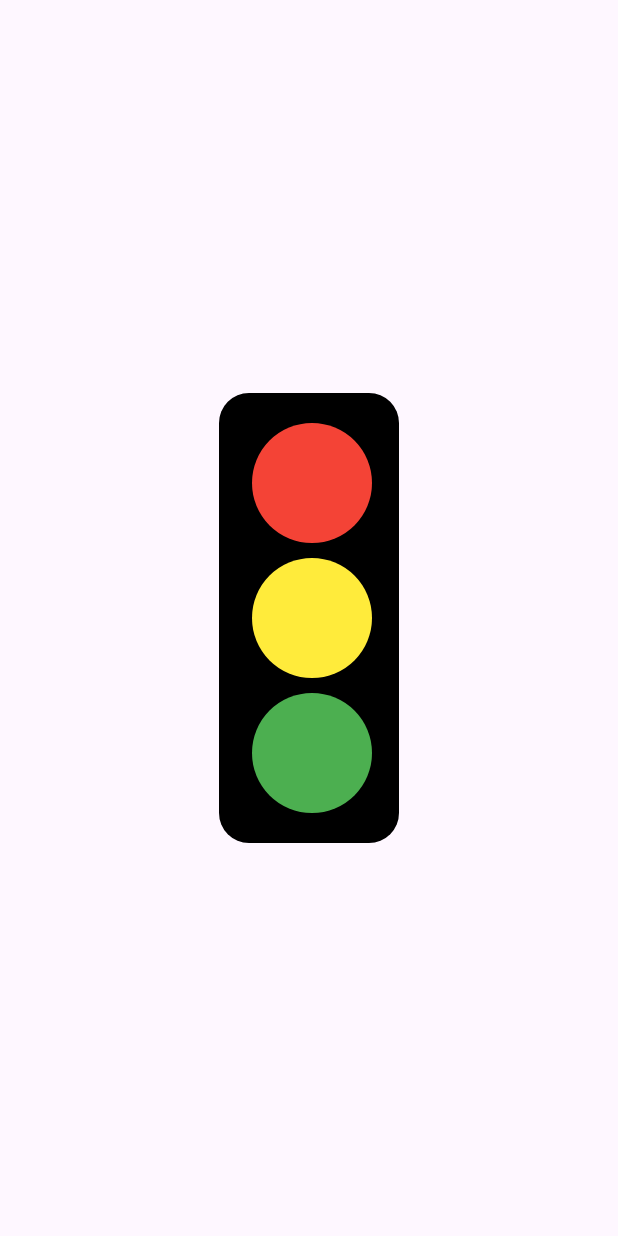
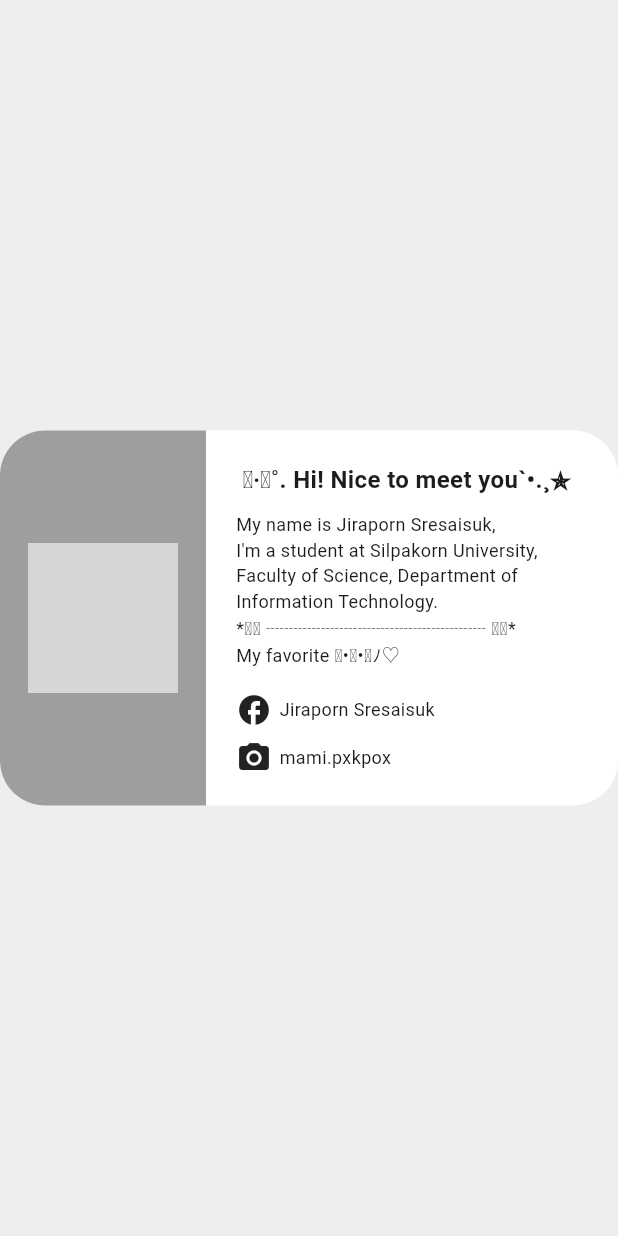
Before and after one commit to NewbiePedngo/first_app, a Flutter app: the screen it shows after launch, on a phone screen of 412 x 824 dp. Run offline on Flutter 3.47's test engine with Material 3 defaults, Android fonts, the phone set to English and light mode, and no system bars; grey boxes are pictures that could not be loaded.

Commit message:
assignment week3

```diff
--- /dev/null
+++ b/lib/MyprofileCard.dart
@@ -0,0 +1,112 @@
+import 'package:flutter/material.dart';
+
+class ProfileCard extends StatelessWidget {
+  const ProfileCard({super.key});
+
+  @override
+  Widget build(BuildContext context) {
+    return Scaffold(
+      backgroundColor: Colors.grey[200],
+      body: Center(
+        child: Container(
+          height: 250,
+          width: 500,
+          decoration: BoxDecoration(
+            color: Colors.white,
+            borderRadius: BorderRadius.circular(30),
+          ),
+          child: Row(
+            children: [
+              Expanded(
+                flex: 1,
+                child: Container(
+                  decoration: BoxDecoration(
+                    color: Colors.grey,
+                    borderRadius: const BorderRadius.only(
+                      topLeft: Radius.circular(30),
+                      bottomLeft: Radius.circular(30),
+                    ),
+                  ),
+                  child: const Center(
+                    child: CircleAvatar(
+                      radius: 50,
+                      backgroundImage: AssetImage('Me.jpg'),
+                    ),
+                  ),
+                ),
+              ),
+
+              Expanded(
+                flex: 2,
+                child: Padding(
+                  padding: const EdgeInsets.all(20.0),
+                  child: Column(
+                    crossAxisAlignment: CrossAxisAlignment.start,
+                    mainAxisAlignment: MainAxisAlignment.center,
+                    children: [
+                      const Text(
+                        " ༉‧₊˚. Hi! Nice to meet you`•.¸✯ ",
+                        style: TextStyle(
+                          fontWeight: FontWeight.bold,
+                          fontSize: 16,
+                        ),
+                      ),
+                      const SizedBox(height: 10),
+                      Expanded(
+                        child: SingleChildScrollView(
+                          child: const Text(
+                            "My name is Jiraporn Sresaisuk,\n"
+                            "I'm a student at Silpakorn University,\n"
+                            "Faculty of Science, Department of Information Technology.\n"
+                            "*୨୧ ┈┈┈┈┈┈┈┈┈┈┈┈ ୨୧*\n"
+                            "My favorite ʕ•ᴥ•ʔﾉ♡\n"
+                            "I enjoy playing games, listening to music, and drawing.\n"
+                            "Not my favorite ʕ ´•̥̥̥ ᴥ•̥̥̥`ʔ\n"
+                            "I don't particularly like insects.",
+                            style: TextStyle(fontSize: 12),
+                          ),
+                        ),
+                      ),
+                      const SizedBox(height: 15),
+                      Column(
+                        crossAxisAlignment: CrossAxisAlignment.start,
+                        children: const [
+                          Column(
+                            crossAxisAlignment: CrossAxisAlignment.start,
+                            children: [
+                              Row(
+                                children: const [
+                                  Icon(Icons.facebook),
+                                  SizedBox(width: 5),
+                                  Text(
+                                    "Jiraporn Sresaisuk",
+                                    style: TextStyle(fontSize: 12),
+                                  ),
+                                ],
+                              ),
+                              SizedBox(height: 8),
+                              Row(
+                                children: const [
+                                  Icon(Icons.camera_alt),
+                                  SizedBox(width: 5),
+                                  Text(
+                                    "mami.pxkpox",
+                                    style: TextStyle(fontSize: 12),
+                                  ),
+                                ],
+                              ),
+                            ],
+                          ),
+                        ],
+                      ),
+                    ],
+                  ),
+                ),
+              ),
+            ],
+          ),
+        ),
+      ),
+    );
+  }
+}
--- /dev/null
+++ b/lib/assignment1.dart
@@ -0,0 +1,16 @@
+import 'package:flutter/material.dart';
+
+class Assignment1 extends StatelessWidget {
+  const Assignment1({super.key});
+
+  @override
+  Widget build(BuildContext context) {
+    return Scaffold(
+      appBar: AppBar(title: Text('A1 '),
+      ),
+      body: Center(
+        child: Text('Assignment1 '),
+      ),
+    );
+  }
+}
--- a/lib/main.dart
+++ b/lib/main.dart
@@ -1,3 +1,6 @@
+import 'package:first_app/MyprofileCard.dart';
+import 'package:first_app/assignment1.dart';
+import 'package:first_app/week3.dart';
 import 'package:flutter/material.dart';
 
 void main() {
@@ -7,89 +10,16 @@ void main() {
 class MyApp extends StatelessWidget {
   const MyApp({super.key});
 
-  // This widget is the root of your application.
   @override
   Widget build(BuildContext context) {
     return MaterialApp(
       title: 'Flutter Demo',
       theme: ThemeData(
-        // This is the theme of your application.
-        //
-        // TRY THIS: Try running your application with "flutter run". You'll see
-        // the application has a purple toolbar. Then, without quitting the app,
-        // try changing the seedColor in the colorScheme below to Colors.green
-        // and then invoke "hot reload" (save your changes or press the "hot
-        // reload" button in a Flutter-supported IDE, or press "r" if you used
-        // the command line to start the app).
-        //
-        // Notice that the counter didn't reset back to zero; the application
-        // state is not lost during the reload. To reset the state, use hot
-        // restart instead.
-        //
-        // This works for code too, not just values: Most code changes can be
-        // tested with just a hot reload.
         colorScheme: ColorScheme.fromSeed(seedColor: Colors.deepPurple),
+        useMaterial3: true,
       ),
-      home: const MyWidget(),
+      debugShowCheckedModeBanner: false,
+      home: ProfileCard(),
     );
   }
 }
-
-class MyWidget extends StatelessWidget {
-  const MyWidget({super.key});
-
-  @override
-  Widget build(BuildContext context) {
-    return Scaffold(
-      body: Center(
-        child: Stack(
-    children: [
-          Container(
-            width: 120,
-            height: 300,
-            decoration: BoxDecoration(
-              color: Colors.black,
-              borderRadius: BorderRadius.circular(20),
-            ),
-          ),
-          Positioned(
-            top: 20,
-            left: 22,
-            child: Container(
-              width: 80,
-              height: 80,
-              decoration: BoxDecoration(
-                color: Colors.red,
-                shape: BoxShape.circle,
-              ),
-            ),
-          ),
-          Positioned(
-            top: 110,
-            left: 22,
-            child: Container(
-              width: 80,
-              height: 80,
-              decoration: BoxDecoration(
-                color: Colors.yellow,
-                shape: BoxShape.circle,
-              ),
-            ),
-          ),
-          Positioned(
-            top: 200,
-            left: 22,
-            child: Container(
-              width: 80,
-              height: 80,
-              decoration: BoxDecoration(
-                color: Colors.green,
-                shape: BoxShape.circle,
-              ),
-            ),
-          ),
-        ],
-      ),
-    ),
-  );
-  }}
--- /dev/null
+++ b/lib/week3.dart
@@ -0,0 +1,31 @@
+import 'package:flutter/material.dart';
+
+class Week3 extends StatelessWidget {
+  const Week3({super.key});
+
+  @override
+  Widget build(BuildContext context) {
+    List<String> listProduct = ['Apple', 'Samsung','Oppo','Blackberry'];
+    return Scaffold(
+      appBar: AppBar(
+        title: Text('ListView'),
+      ),
+      backgroundColor: Colors.white,
+      body: ListView.builder(
+        itemCount: listProduct.length,
+        itemBuilder: (context, index){
+          return ListTile(
+            leading: Text('$index'),
+            title: Text(listProduct[index]),
+            trailing: Image.asset(
+              'leopard2.png',
+              height: 50,
+              width: 50,
+              ),
+          );
+        },
+
+      ),
+    );
+  }
+}
--- a/pubspec.yaml
+++ b/pubspec.yaml
@@ -58,8 +58,8 @@ flutter:
   uses-material-design: true
 
   # To add assets to your application, add an assets section, like this:
-  # assets:
-  #   - images/a_dot_burr.jpeg
+  assets:
+    - assets/
   #   - images/a_dot_ham.jpeg
 
   # An image asset can refer to one or more resolution-specific "variants", see
```
Also changed, not shown: assets/Me.jpg (added), assets/giphy.gif (added), assets/ig.png (added), assets/kitty.gif (added), assets/leopard.png (added), assets/leopard2.png (added), 1 other file.
